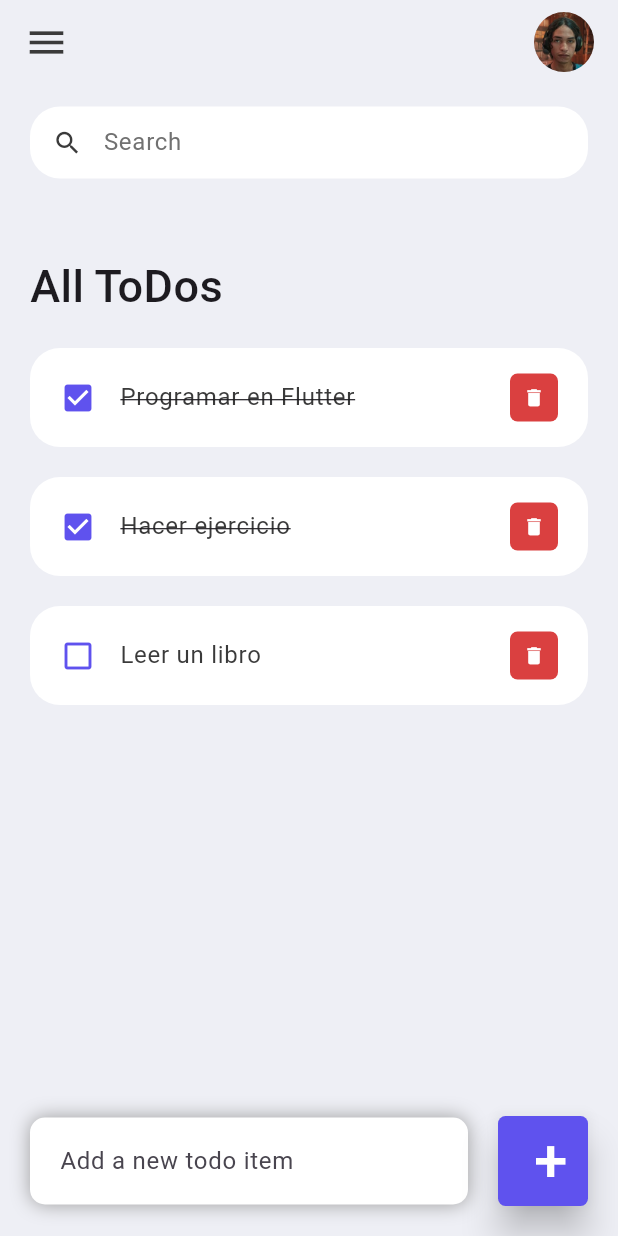
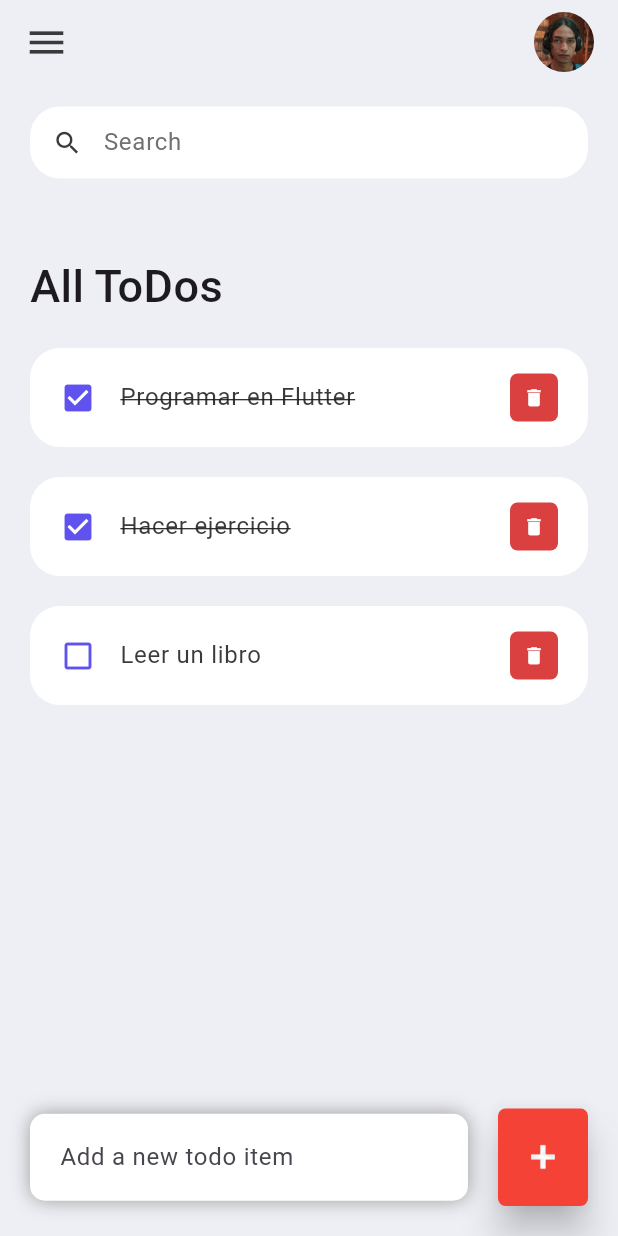
Before and after one commit to Nosrey/todo_list_flutter, a Flutter app: the screen it shows after launch, on a phone screen of 412 x 824 dp. Run offline on Flutter 3.47's test engine with Material 3 defaults, Android fonts, the phone set to English and light mode, and no system bars.

Commit message:
arreglado el botón de agregar tareas

```diff
--- a/lib/screens/home.dart
+++ b/lib/screens/home.dart
@@ -71,25 +71,16 @@ class Home extends StatelessWidget {
                   ),
                  Container(
                       margin: EdgeInsets.only(bottom: 20, right: 20),
+                      padding: EdgeInsets.all(0),
                       width: 60,
-                    // elimino el paddding
-                    padding: EdgeInsets.all(0),
                       child: ElevatedButton(
-                      child: Text(
-                        '+',
-                        // centro el texto en el botón
-                        textAlign: TextAlign.start,
-                        style: TextStyle(
-                          fontSize: 40,
-                          color: Colors.white,
-                        ),
-                      ),
+                        child: Image.asset('assets/images/plus.png'),
                         onPressed: () {},
                         style: ElevatedButton.styleFrom(
-                        backgroundColor: tdBlue,
-                        minimumSize: Size(60, 60),
-                        maximumSize: Size(60, 60),
+                          backgroundColor: Colors.red,
+                          minimumSize: Size(65, 65),
                           elevation: 10,
+                          padding: EdgeInsets.symmetric(horizontal: 20),
                           shape: RoundedRectangleBorder(
                             borderRadius: BorderRadius.circular(5),
                           ),
```
Also changed, not shown: assets/images/avatar.png (deleted), assets/images/plus.png (added). Lines whose indentation alone changed are shown as unchanged.
